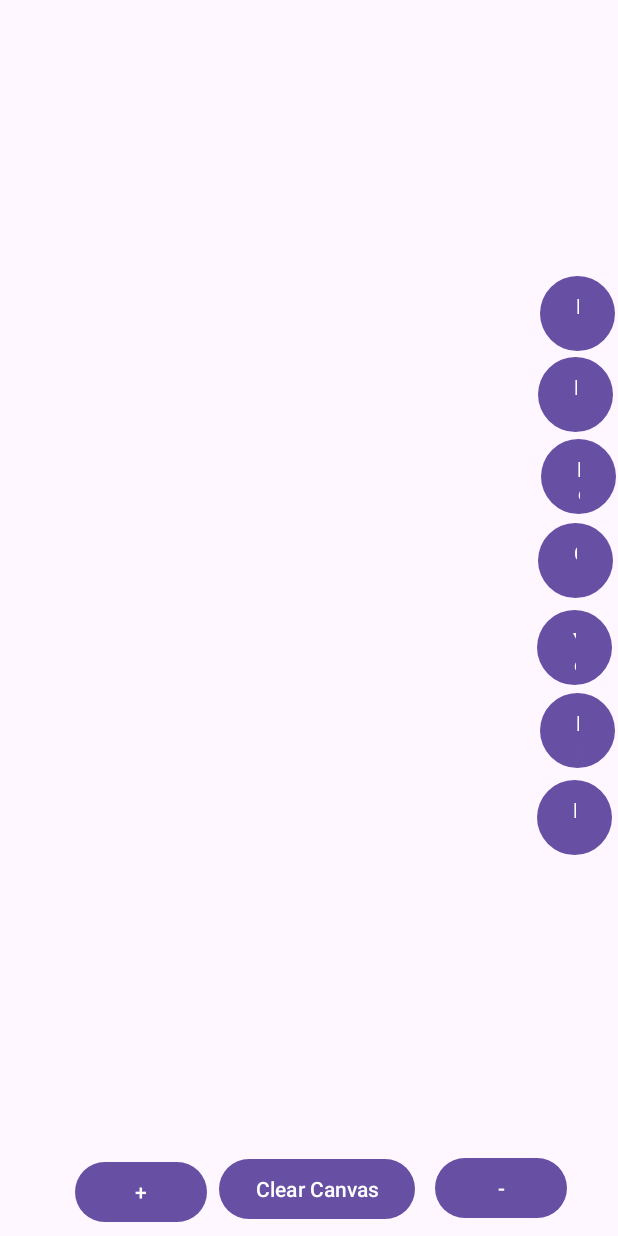
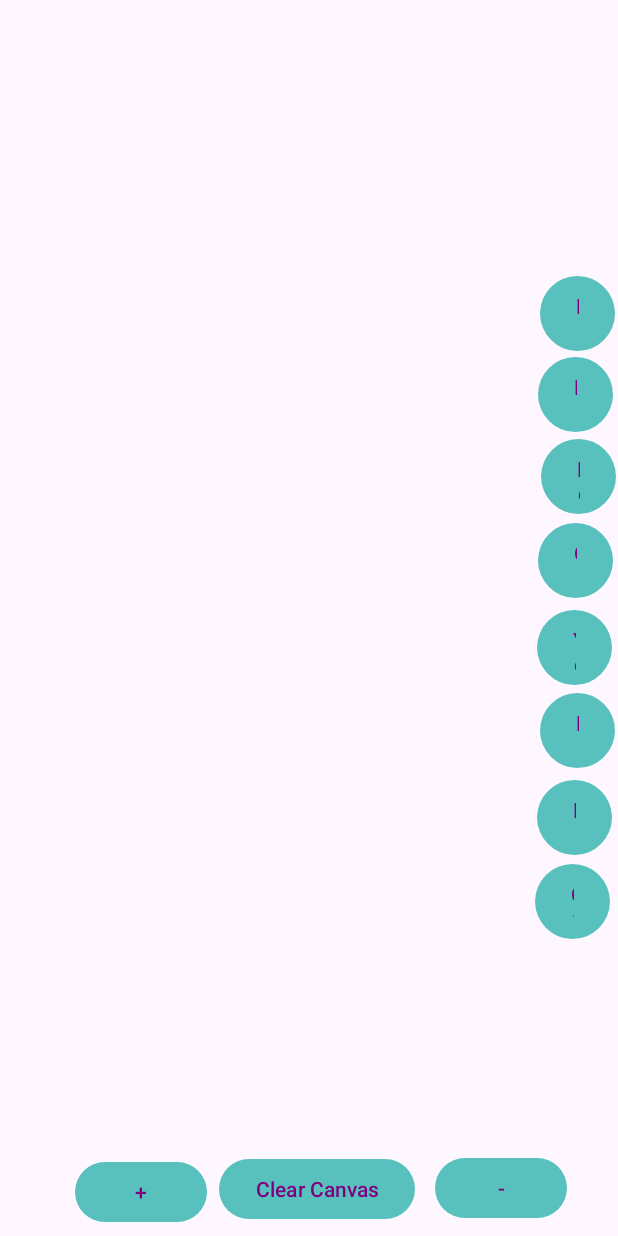
Before and after one commit to Darell-Arocho/SheetNote, an Android app: the screen it shows after launch (MainActivity), on a phone screen of 412 x 824 dp. Run offline under Robolectric (Android 15) with nearby library versions, the phone set to English and light mode, and no system bars.

Commit message:
Added cyan and handled themes.xml

```diff
--- a/app/src/main/java/com/example/sketch_1/CanvasView.java
+++ b/app/src/main/java/com/example/sketch_1/CanvasView.java
@@ -65,7 +65,7 @@ public class CanvasView extends View
         }
     }
 
-    // to clear the canvas
+    // Function to clear the canvas
 
     public void clearCanvas()
     {
@@ -73,6 +73,7 @@ public class CanvasView extends View
         invalidate();
     }
 
+    // Functions for increasing and decreasing pen size
     public void increasePenSize() {
         float currentStrokeWidth = paint.getStrokeWidth();
         float newStrokeWidth = currentStrokeWidth + 2f;
--- a/app/src/main/java/com/example/sketch_1/MainActivity.java
+++ b/app/src/main/java/com/example/sketch_1/MainActivity.java
@@ -64,4 +64,7 @@ public class MainActivity extends AppCompatActivity {
     public void changePenColorPink(View v) {
         canvasView.setPenColor(Color.rgb(255, 192, 203));
     }
+
+    public void changePenColorCyan(View v) { canvasView.setPenColor(Color.rgb(89, 193, 189));}
+
 }
--- /dev/null
+++ b/app/src/main/res/drawable/round_btn_cyan.xml
@@ -0,0 +1,4 @@
+<?xml version="1.0" encoding="utf-8"?>
+<shape xmlns:android="http://schemas.android.com/apk/res/android" android:shape="oval">
+    <solid android:color="@color/cyan"/>
+</shape>
--- a/app/src/main/res/layout/activity_main.xml
+++ b/app/src/main/res/layout/activity_main.xml
@@ -129,4 +129,16 @@
         android:onClick="changePenColorPink"
         android:text="Pink" />
 
+    <Button
+        android:id="@+id/button_cyan_pen"
+        android:layout_width="50dp"
+        android:layout_height="50dp"
+        android:layout_alignParentEnd="true"
+        android:layout_alignParentBottom="true"
+        android:layout_marginEnd="5dp"
+        android:layout_marginBottom="198dp"
+        android:background="@drawable/round_btn_cyan"
+        android:onClick="changePenColorCyan"
+        android:text="Cyan" />
+
 </RelativeLayout>
--- a/app/src/main/res/values/colors.xml
+++ b/app/src/main/res/values/colors.xml
@@ -3,7 +3,7 @@
     <color name="black">#FF000000</color>
     <color name="white">#FFFFFFFF</color>
     <color name="blue">#0000FF</color>
-    <color name="cyan">#00FFFF</color>
+    <color name="cyan">#59C1BD</color>
     <color name="purple">#800080</color>
     <color name="red">#FF0000</color>
     <color name="orange">#FFA500</color>
--- a/app/src/main/res/values/themes.xml
+++ b/app/src/main/res/values/themes.xml
@@ -1,8 +1,19 @@
 <resources xmlns:tools="http://schemas.android.com/tools">
     <!-- Base application theme. -->
     <style name="Base.Theme.Sketch_1" parent="Theme.Material3.DayNight.NoActionBar">
-        <!-- Customize your light theme here. -->
-        <!-- <item name="colorPrimary">@color/my_light_primary</item> -->
+         Customize your light theme here.
+        <item name="colorPrimary">@color/cyan</item>
+        <item name="colorPrimaryVariant">@color/blue</item>
+        <item name="colorOnPrimary">@color/purple</item>
+        <item name="colorSecondary">@color/red</item>
+        <item name="colorOnSecondary">@color/orange</item>
+<!--        <item name="colorPrimary">@color/light_green</item>-->
+<!--        <item name="colorPrimary">@color/dark_green</item>-->
+<!--        <item name="colorPrimary">@color/yellow</item>-->
+<!--        <item name="colorPrimary">@color/pink</item>-->
+
+
+
     </style>
 
     <style name="Theme.Sketch_1" parent="Base.Theme.Sketch_1" />
```
